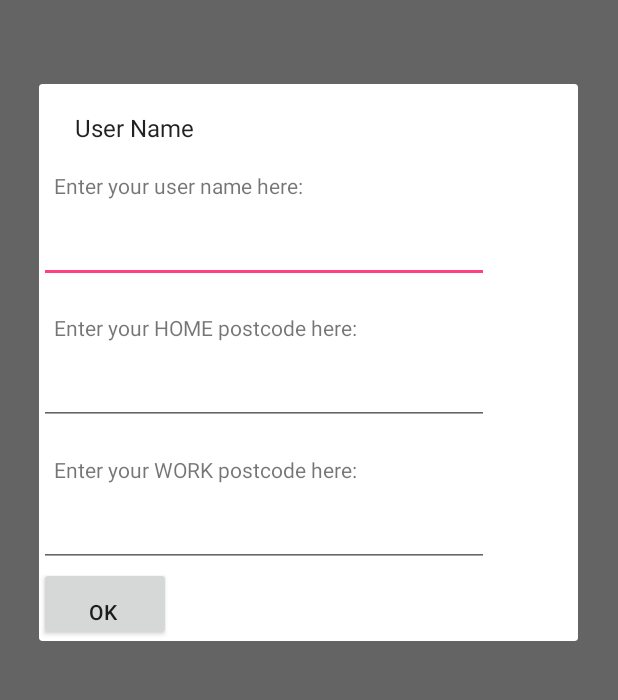
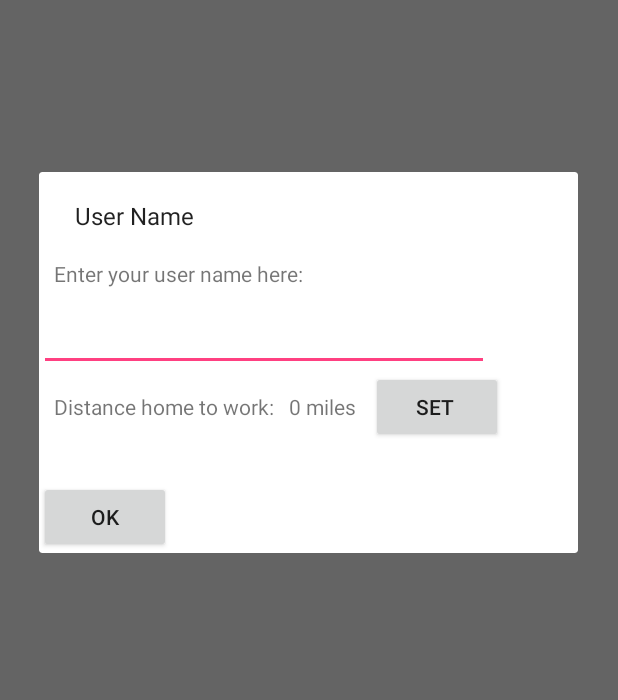
Before and after one commit to ajbrindle/MileageRouteTracker, an Android app: the screen it shows after launch (MapsActivity), in the options menu, after a tap on "Settings", on a phone screen of 412 x 824 dp, the part 255-955 px from its top. Run offline under Robolectric (Android 15) with nearby library versions, the light colour scheme and no system bars; our stand-ins replace Volley; network calls fail.

Commit message:
Record home to work distance

```diff
--- a/app/src/main/java/com/sk7software/mileageroutetracker/AppConstants.java
+++ b/app/src/main/java/com/sk7software/mileageroutetracker/AppConstants.java
@@ -1,4 +1,6 @@
 package com.sk7software.mileageroutetracker;
+
+import java.text.DecimalFormat;
 
 /**
  * Created by Andrew on 29/10/2017
@@ -31,4 +33,6 @@ public class AppConstants {
     public static final String DATE_FORMAT = "yyyy-MM-dd";
     public static final long DATE_MS_IN_DAY = 24*60*60*1000;
     public static final String ENCODING = "UTF-8";
+    public static final double METRES_TO_MILES = 0.000621371;
+    public static final DecimalFormat DEC_PL_1 = new DecimalFormat(".#");
 }
--- a/app/src/main/java/com/sk7software/mileageroutetracker/model/Route.java
+++ b/app/src/main/java/com/sk7software/mileageroutetracker/model/Route.java
@@ -3,6 +3,7 @@ package com.sk7software.mileageroutetracker.model;
 import android.graphics.Color;
 
 import com.google.android.gms.maps.model.LatLng;
+import com.sk7software.mileageroutetracker.AppConstants;
 import com.sk7software.mileageroutetracker.location.LocationUtil;
 
 import java.io.Serializable;
@@ -11,14 +12,15 @@ import java.util.ArrayList;
 import java.util.Date;
 import java.util.List;
 
+import static com.sk7software.mileageroutetracker.AppConstants.DEC_PL_1;
+import static com.sk7software.mileageroutetracker.AppConstants.METRES_TO_MILES;
+
 /**
  * Created by Andrew on 03/03/2018
  */
 
 public class Route implements Serializable {
 
-    private static final double METRES_TO_MILES = 0.000621371;
-    private static final DecimalFormat DEC_PL_1 = new DecimalFormat(".#");
     private static int ID = 1;
 
     public enum RouteType {
--- a/app/src/main/java/com/sk7software/mileageroutetracker/network/NetworkCall.java
+++ b/app/src/main/java/com/sk7software/mileageroutetracker/network/NetworkCall.java
@@ -320,6 +320,7 @@ public class NetworkCall {
                                     callback.onRequestCompleted(distanceM);
                                 } catch (JSONException e) {
                                     Log.d(TAG, "Error getting distance matrix: " + e.getMessage());
+                                    callback.onError(e);
                                 }
                             }
                         },
--- /dev/null
+++ b/app/src/main/java/com/sk7software/mileageroutetracker/ui/DialogCloseListener.java
@@ -0,0 +1,5 @@
+package com.sk7software.mileageroutetracker.ui;
+
+public interface DialogCloseListener {
+    public void handleDialogClose();
+}
--- a/app/src/main/java/com/sk7software/mileageroutetracker/ui/MapsActivity.java
+++ b/app/src/main/java/com/sk7software/mileageroutetracker/ui/MapsActivity.java
@@ -212,8 +212,8 @@ public class MapsActivity extends AppCompatActivity
                 // Prompt for user if one has not been entered
                 if (userId < 1) {
                     // User not selected so pop dialog to choose it
-                    DialogFragment getUserId = new UserDialogFragment();
-                    getUserId.show(getFragmentManager(), "user");
+                    DialogFragment settings = new UserDialogFragment();
+                    settings.show(getFragmentManager(), "user");
                 } else {
                     int mode = PreferencesUtil.getInstance().getIntPreference(AppConstants.PREFERENCE_MODE);
 
@@ -313,8 +313,8 @@ public class MapsActivity extends AppCompatActivity
                 return true;
             case R.id.action_settings:
                 // Open settings dialog
-                DialogFragment getUserId = new UserDialogFragment();
-                getUserId.show(getFragmentManager(), "user");
+                DialogFragment settings = new UserDialogFragment();
+                settings.show(getFragmentManager(), "user");
                 return true;
             default:
                 // If we got here, the user's action was not recognized.
--- a/app/src/main/java/com/sk7software/mileageroutetracker/ui/UserDialogFragment.java
+++ b/app/src/main/java/com/sk7software/mileageroutetracker/ui/UserDialogFragment.java
@@ -18,16 +18,18 @@ import com.sk7software.mileageroutetracker.R;
 import com.sk7software.mileageroutetracker.network.NetworkCall;
 import com.sk7software.mileageroutetracker.util.PreferencesUtil;
 
+import java.io.Serializable;
 import java.util.HashMap;
 import java.util.Map;
 
-public class UserDialogFragment extends DialogFragment {
+import static com.sk7software.mileageroutetracker.AppConstants.DEC_PL_1;
+
+public class UserDialogFragment extends DialogFragment implements DialogCloseListener, Serializable {
 
     private Context context;
-    private EditText txtUserHome;
-    private EditText txtUserWork;
     private TextView txtUserPrompt;
     private EditText txtUserName;
+    private TextView txtDistMiles;
 
     private static final String TAG = UserDialogFragment.class.getSimpleName();
     private static final int MODE_USER_ID_LOOKUP = 0;
@@ -48,18 +50,16 @@ public class UserDialogFragment extends DialogFragment {
         builder.setView(view);
 
         txtUserPrompt = (TextView)view.findViewById(R.id.txtUserPrompt);
-        txtUserHome = (EditText)view.findViewById(R.id.txtUserHome);
-        txtUserWork = (EditText)view.findViewById(R.id.txtUserWork);
         txtUserName = (EditText)view.findViewById(R.id.txtUserName);
+        txtDistMiles = (TextView)view.findViewById(R.id.txtHomeWorkDistance);
         final Button btnOK = (Button)view.findViewById(R.id.btnOK);
+        final Button btnMiles = (Button)view.findViewById(R.id.btnMiles);
 
         builder.setMessage("User Name");
 
-        txtUserHome.setText(PreferencesUtil.getInstance().getStringPreference(AppConstants.PREFERENCE_USER_HOME));
-        txtUserWork.setText(PreferencesUtil.getInstance().getStringPreference(AppConstants.PREFERENCE_USER_WORK));
-
         // Set user name in field
         setUserNameText();
+        showDistance();
 
         btnOK.setOnClickListener(new View.OnClickListener() {
             @Override
@@ -82,15 +82,36 @@ public class UserDialogFragment extends DialogFragment {
                 }
             }
         });
+
+        btnMiles.setOnClickListener(new View.OnClickListener(){
+            @Override
+            public void onClick(View view) {
+                DialogFragment homeWork = new HomeWorkDialogFragment();
+                Bundle b = new Bundle();
+                b.putSerializable("parent", UserDialogFragment.this);
+                homeWork.setArguments(b);
+                homeWork.show(getFragmentManager(), "miles");
+            }
+        });
+
         return builder.create();
     }
 
-    private void setHomeWorkDistance() {
-        String homePostCode = txtUserHome.getText().toString();
-        String workPostCode = txtUserWork.getText().toString();
+    @Override
+    public void onResume() {
+        super.onResume();
+        Log.d(TAG, "Resumed");
+        showDistance();
+    }
 
-        // Use Google distance matrix API to get distance between home and work
-        // https://maps.googleapis.com/maps/api/distancematrix/json?origins=<start postcode>&destinations=<end postcode>&units=metric
+    private void showDistance() {
+        Integer distanceM = PreferencesUtil.getInstance()
+                .getIntPreference(AppConstants.PREFERENCE_USER_WORK_DISTANCE_M);
+
+        if (distanceM > 0) {
+            double distanceMiles = (double)distanceM * AppConstants.METRES_TO_MILES;
+            txtDistMiles.setText(DEC_PL_1.format(distanceMiles) + " miles");
+        }
     }
 
     private void setUserNameText() {
@@ -150,4 +171,9 @@ public class UserDialogFragment extends DialogFragment {
                 // Do nothing
         }
     }
+
+    @Override
+    public void handleDialogClose() {
+        showDistance();
+    }
 }
--- a/app/src/main/res/layout/content_user.xml
+++ b/app/src/main/res/layout/content_user.xml
@@ -18,42 +18,40 @@
         android:layout_height="wrap_content"
         android:paddingLeft="10dp"/>
 
+    <LinearLayout
+        android:layout_width="match_parent"
+        android:layout_height="wrap_content"
+        android:orientation="horizontal">
+
         <TextView
-        android:id="@+id/txtUserHomePrompt"
             android:layout_width="wrap_content"
             android:layout_height="wrap_content"
-        android:paddingTop="20dp"
             android:paddingBottom="10dp"
             android:paddingLeft="10dp"
-        android:text="Enter your HOME postcode here:"/>
-
-    <EditText
-        android:id="@+id/txtUserHome"
-        android:layout_width="300dp"
-        android:layout_height="wrap_content"
-        android:paddingLeft="10dp"/>
+            android:text="Distance home to work:"/>
 
         <TextView
-        android:id="@+id/txtUserWorkPrompt"
+            android:id="@+id/txtHomeWorkDistance"
             android:layout_width="wrap_content"
             android:layout_height="wrap_content"
-        android:paddingTop="20dp"
-        android:paddingBottom="10dp"
             android:paddingLeft="10dp"
-        android:text="Enter your WORK postcode here:"/>
+            android:text="0 miles"/>
 
-    <EditText
-        android:id="@+id/txtUserWork"
-        android:layout_width="300dp"
+        <Button
+            android:id="@+id/btnMiles"
+            android:layout_width="wrap_content"
             android:layout_height="wrap_content"
-        android:paddingLeft="10dp"/>
+            android:paddingLeft="10dp"
+            android:layout_marginLeft="10dp"
+            android:text="Set" />
+    </LinearLayout>
 
     <Button
         android:id="@+id/btnOK"
         android:layout_width="wrap_content"
         android:layout_height="wrap_content"
-        android:paddingLeft="10dp"
-        android:paddingTop="20dp"
+        android:padding="10dp"
+        android:layout_marginTop="25dp"
         android:text="OK" />
 
 </LinearLayout>
```
Also changed, not shown: app/src/main/java/com/sk7software/mileageroutetracker/ui/HomeWorkDialogFragment.java (added, +130 -0 lines), app/src/main/res/layout/content_home_work.xml (added, +68 -0 lines). Lines whose indentation alone changed are shown as unchanged.
